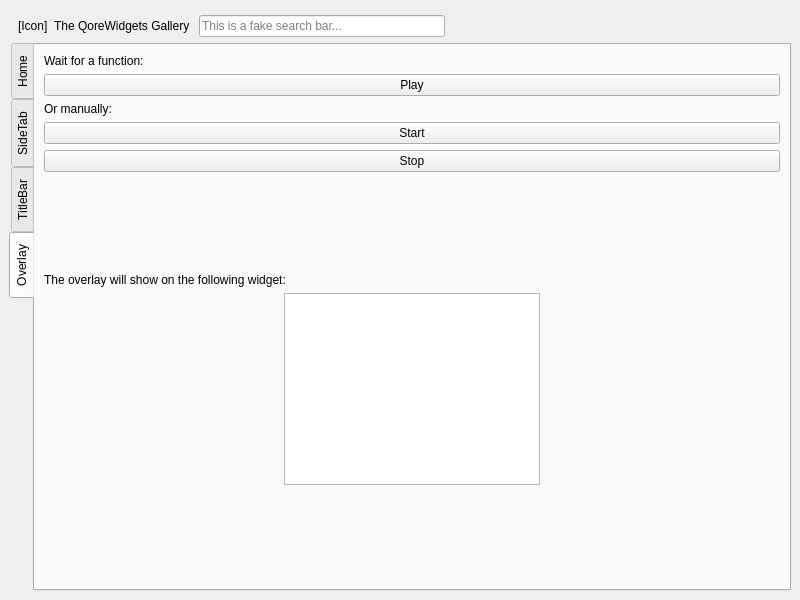
Old version of the form gallery/main.ui in the repository du33169/QoreWidgets.
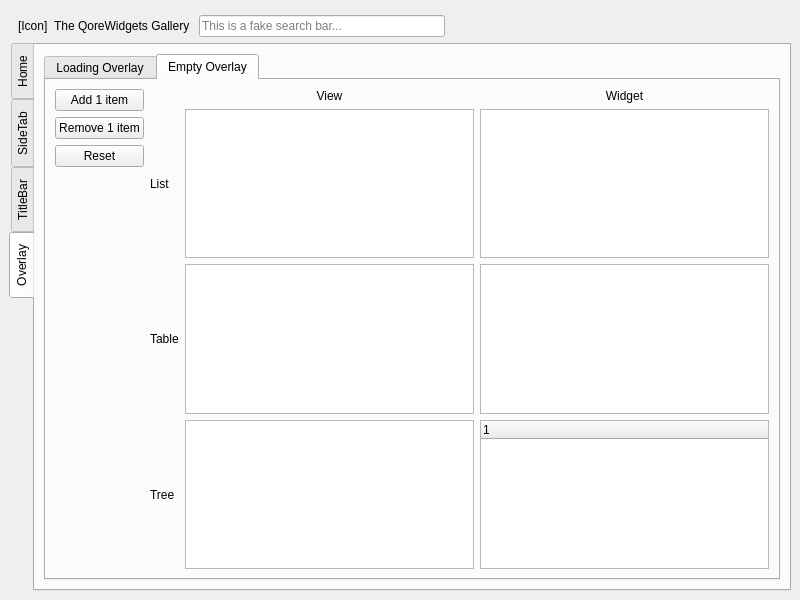
New version of the form. The open tabs and pages were chosen to show the change. Icons and pictures are not drawn. Custom widgets are drawn as their Qt base class.

Commit message: feat: empty overlay

```diff
--- a/gallery/main.ui
+++ b/gallery/main.ui
@@ -422,6 +422,14 @@
        </attribute>
        <layout class="QHBoxLayout" name="horizontalLayout_4">
         <item>
+         <widget class="QTabWidget" name="tabwidget_overlay">
+          <property name="currentIndex">
+           <number>1</number>
+          </property>
+          <widget class="QWidget" name="tab_loadingOverlay">
+           <attribute name="title">
+            <string>Loading Overlay</string>
+           </attribute>
          <layout class="QVBoxLayout" name="verticalLayout_3">
           <item>
            <widget class="QLabel" name="label">
@@ -559,6 +567,122 @@
            </spacer>
           </item>
          </layout>
+          </widget>
+          <widget class="QWidget" name="tab_emptyOverlay">
+           <attribute name="title">
+            <string>Empty Overlay</string>
+           </attribute>
+           <layout class="QHBoxLayout" name="horizontalLayout_8">
+            <item>
+             <layout class="QVBoxLayout" name="verticalLayout_4">
+              <item>
+               <widget class="QPushButton" name="btn_addItem">
+                <property name="text">
+                 <string>Add 1 item</string>
+                </property>
+               </widget>
+              </item>
+              <item>
+               <widget class="QPushButton" name="btn_removeItem">
+                <property name="text">
+                 <string>Remove 1 item</string>
+                </property>
+               </widget>
+              </item>
+              <item>
+               <widget class="QPushButton" name="btn_resetItem">
+                <property name="text">
+                 <string>Reset</string>
+                </property>
+               </widget>
+              </item>
+              <item>
+               <spacer name="verticalSpacer_6">
+                <property name="orientation">
+                 <enum>Qt::Orientation::Vertical</enum>
+                </property>
+                <property name="sizeHint" stdset="0">
+                 <size>
+                  <width>20</width>
+                  <height>40</height>
+                 </size>
+                </property>
+               </spacer>
+              </item>
+             </layout>
+            </item>
+            <item>
+             <layout class="QGridLayout" name="gridLayout">
+              <item row="3" column="1">
+               <widget class="QTreeView" name="treeView_emptyOverlay"/>
+              </item>
+              <item row="2" column="1">
+               <widget class="QTableView" name="tableView_emptyOverlay"/>
+              </item>
+              <item row="1" column="1">
+               <widget class="QListView" name="listView_emptyOverlay"/>
+              </item>
+              <item row="3" column="2">
+               <widget class="QTreeWidget" name="treeWidget_emptyOverlay">
+                <column>
+                 <property name="text">
+                  <string notr="true">1</string>
+                 </property>
+                </column>
+               </widget>
+              </item>
+              <item row="1" column="2">
+               <widget class="QListWidget" name="listWidget_emptyOverlay"/>
+              </item>
+              <item row="2" column="2">
+               <widget class="QTableWidget" name="tableWidget_emptyOverlay"/>
+              </item>
+              <item row="0" column="1">
+               <widget class="QLabel" name="label_6">
+                <property name="text">
+                 <string>View</string>
+                </property>
+                <property name="alignment">
+                 <set>Qt::AlignmentFlag::AlignCenter</set>
+                </property>
+               </widget>
+              </item>
+              <item row="0" column="2">
+               <widget class="QLabel" name="label_7">
+                <property name="text">
+                 <string>Widget</string>
+                </property>
+                <property name="alignment">
+                 <set>Qt::AlignmentFlag::AlignCenter</set>
+                </property>
+               </widget>
+              </item>
+              <item row="1" column="0">
+               <widget class="QLabel" name="label_8">
+                <property name="text">
+                 <string>List</string>
+                </property>
+               </widget>
+              </item>
+              <item row="2" column="0">
+               <widget class="QLabel" name="label_9">
+                <property name="text">
+                 <string>Table</string>
+                </property>
+               </widget>
+              </item>
+              <item row="3" column="0">
+               <widget class="QLabel" name="label_10">
+                <property name="text">
+                 <string>Tree</string>
+                </property>
+               </widget>
+              </item>
+             </layout>
+            </item>
+           </layout>
+          </widget>
+         </widget>
         </item>
        </layout>
       </widget>
```
Left out of the diff: 28 changed lines with no effect on the pictures. Lines whose indentation alone changed are shown as unchanged. The commit also changes 12 other files.
